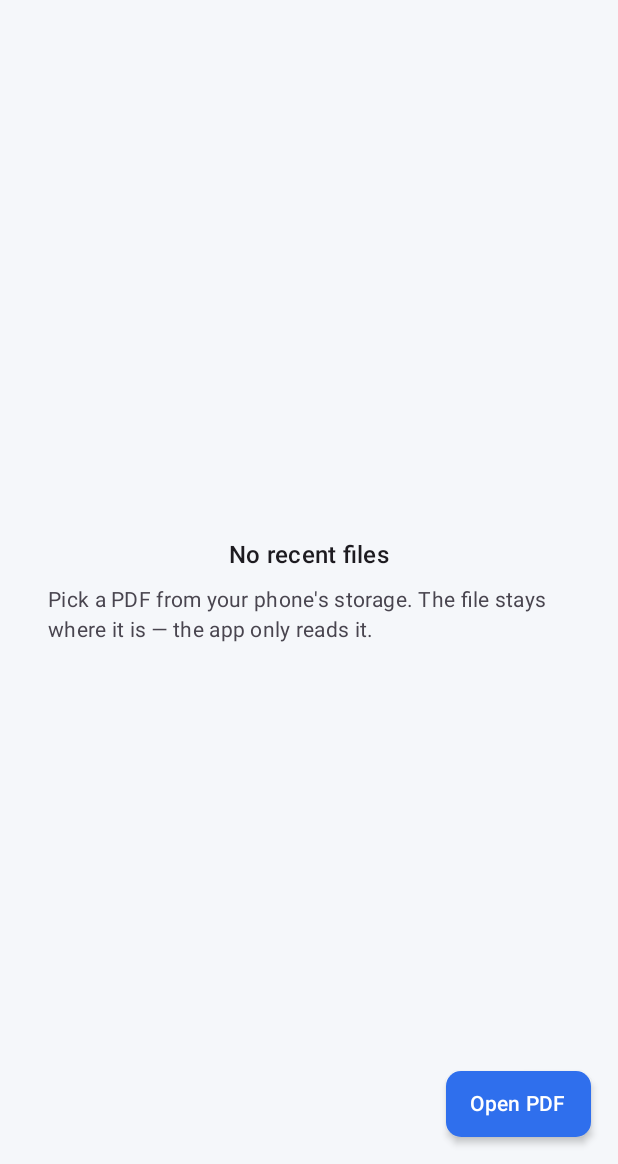
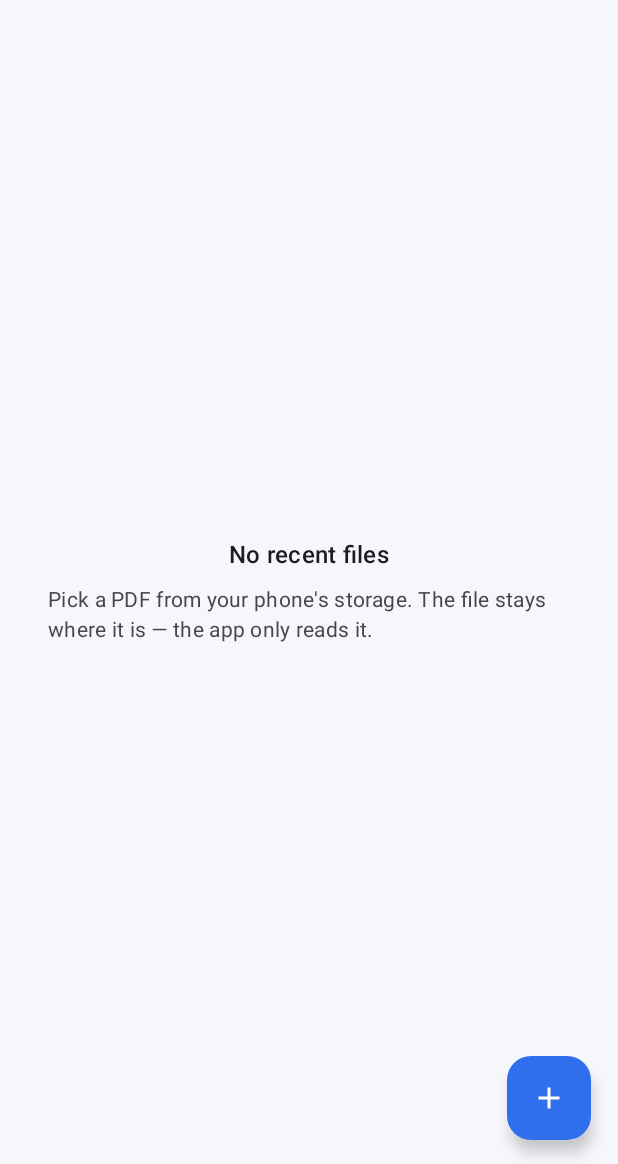
Before and after one commit to pekar-1/Mobile-PDF-Reader, an Android app built with Jetpack Compose: the screen it shows after launch (LibraryActivity), on a phone screen of 412 x 824 dp, the part 72-1236 px from its top. Run offline under Robolectric (Android 15) with nearby library versions, the phone set to English and light mode, and no system bars; our stand-ins replace Room's generated code; 3 statements that could not run were skipped.

Commit message:
Open PDf to button

```diff
--- a/app/src/main/java/com/example/pdf_reader/ui/library/LibraryScreen.kt
+++ b/app/src/main/java/com/example/pdf_reader/ui/library/LibraryScreen.kt
@@ -25,14 +25,14 @@ import androidx.compose.foundation.shape.RoundedCornerShape
 import androidx.compose.foundation.text.KeyboardActions
 import androidx.compose.foundation.text.KeyboardOptions
 import androidx.compose.material.icons.Icons
+import androidx.compose.material.icons.filled.Add
 import androidx.compose.material.icons.filled.Check
 import androidx.compose.material.icons.filled.Close
 import androidx.compose.material.icons.outlined.Menu
 import androidx.compose.material.icons.outlined.Search
 import androidx.compose.material3.AlertDialog
-import androidx.compose.material3.Button
-import androidx.compose.material3.ButtonDefaults
 import androidx.compose.material3.CircularProgressIndicator
+import androidx.compose.material3.FloatingActionButton
 import androidx.compose.material3.DropdownMenu
 import androidx.compose.material3.DropdownMenuItem
 import androidx.compose.material3.Icon
@@ -385,20 +385,16 @@ private fun languageLabel(tag: String): String = when (tag) {
 
 @Composable
 private fun OpenPdfButton(onClick: () -> Unit, modifier: Modifier = Modifier) {
-    Button(
+    FloatingActionButton(
         onClick = onClick,
         modifier = modifier,
-        shape = RoundedCornerShape(10.dp),
-        colors = ButtonDefaults.buttonColors(
-            containerColor = MaterialTheme.colorScheme.primary,
-            contentColor = MaterialTheme.colorScheme.onPrimary,
-        ),
-        elevation = ButtonDefaults.buttonElevation(
-            defaultElevation = 3.dp
-        ),
-        contentPadding = PaddingValues(horizontal = 16.dp, vertical = 12.dp),
+        containerColor = MaterialTheme.colorScheme.primary,
+        contentColor = MaterialTheme.colorScheme.onPrimary,
     ) {
-        Text(stringResource(R.string.library_open_pdf), fontWeight = FontWeight.Medium)
+        Icon(
+            Icons.Filled.Add,
+            contentDescription = stringResource(R.string.library_open_pdf),
+        )
     }
 }
 
```
